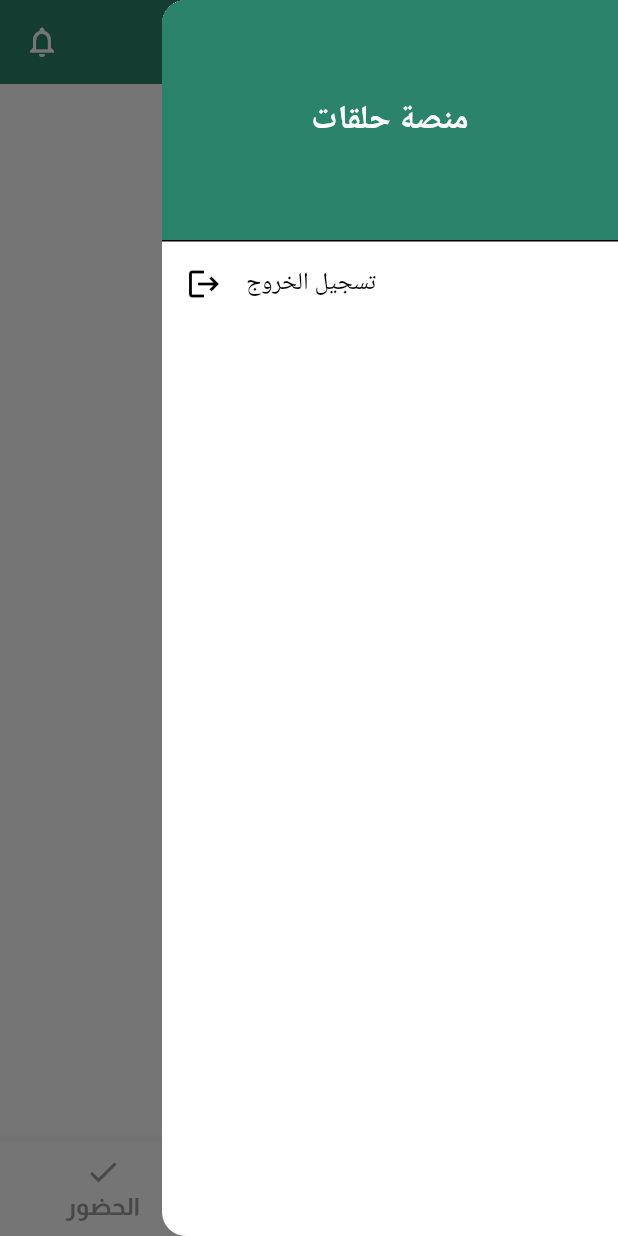
After one commit to Mosab-kazeha/Mosque, a Flutter app: the RoomScreen screen opened by its route, in the side drawer, after a tap on the "menu" icon, on a phone screen of 412 x 824 dp. The commit adds this screen. Run offline on Flutter 3.47's test engine with Material 3 defaults, Android fonts, the phone set to English and light mode, and no system bars; our stand-ins replace dartz, dio, flutter_bloc, get_it, go_router, shared_preferences; accounts and stored records are empty.

Commit message:
init the room feature

```diff
--- a/lib/core/router/router_config.dart
+++ b/lib/core/router/router_config.dart
@@ -2,6 +2,7 @@ import 'package:flutter_bloc/flutter_bloc.dart';
 import 'package:go_router/go_router.dart';
 import 'package:saas_mosque/core/router/routes_config.dart';
 import 'package:saas_mosque/features/auth/presentation/bloc/auth_bloc.dart';
+import 'package:saas_mosque/features/room/presentation/screens/room_screen.dart';
 import 'package:saas_mosque/features/splash/presentation/screen/splash_screen.dart';
 import 'package:saas_mosque/injection_container.dart';
 
--- a/lib/core/router/router_config.main.dart
+++ b/lib/core/router/router_config.main.dart
@@ -15,6 +15,10 @@ abstract final class AppRouter {
               child: const LoginScreen(),
             ),
       ),
+      GoRoute(
+        path: AppRoutes.kRoomScreen,
+        builder: (context, state) => const RoomScreen(),
+      ),
     ],
   );
 }
--- a/lib/core/router/routes_config.dart
+++ b/lib/core/router/routes_config.dart
@@ -1,4 +1,5 @@
 abstract final class AppRoutes {
-  static const String kSplashScreen= "/";
+  static const String kSplashScreen = "/";
   static const String kLoginScreen = "/login";
+  static const String kRoomScreen = "/room";
 }
--- a/lib/core/style/app_palette.dart
+++ b/lib/core/style/app_palette.dart
@@ -6,4 +6,6 @@ abstract final class AppPalette {
   static const Color black = Colors.black;
 
   static const Color white = Colors.white;
+
+  static const Color grey = Colors.grey;
 }
--- a/lib/core/style/font_style.dart
+++ b/lib/core/style/font_style.dart
@@ -1,26 +1,14 @@
-// import 'package:flutter/material.dart';
+enum FontTextSize { headingFontSize, bodyFontSize, smallFontSize }
 
-// import 'app_palette.dart';
+abstract final class AppFontStyle {
+  static const String fontFamily = 'Almarai';
 
-// abstract final class FontStyle {
-//   // أحجام
-//   static const double headingFontSize = 24;
-//   static const double bodyFontSize = 16;
-//   static const double smallFontSize = 12;
-
-//   static const String fontFamily = 'Almarai';
-
-//   // أنماط النصوص
-
-//   static const TextStyle bodyText = TextStyle(
-//     fontFamily: fontFamily,
-//     fontSize: 20,
-//     fontWeight: FontWeight.bold,
-//   );
-
-//   static const TextStyle smallText = TextStyle(
-//     fontFamily: fontFamily,
-//     fontSize: smallFontSize,
-//     color: AppPalette.textColor,
-//   );
-// }
+  static double selectTextSize(FontTextSize size) {
+    if (size == FontTextSize.headingFontSize) {
+      return 24;
+    } else if (size == FontTextSize.bodyFontSize) {
+      return 16;
+    }
+    return 12;
+  }
+}
--- a/lib/core/widget/custom_snack_bar.dart
+++ b/lib/core/widget/custom_snack_bar.dart
@@ -1,5 +1,6 @@
 import 'dart:ui';
 import 'package:flutter/material.dart';
+import 'package:saas_mosque/core/style/font_style.dart';
 import 'package:saas_mosque/core/utils/size_config.dart';
 import 'package:saas_mosque/core/widget/responsive_text.dart';
 
@@ -8,17 +9,18 @@ enum SnackBarType { error, success, other }
 class CustomSnackBar extends StatelessWidget {
   final String message;
   final TextStyle? messageStyle;
-  const CustomSnackBar({
-    super.key,
-    required this.message,
-    this.messageStyle,
-  });
+  const CustomSnackBar({super.key, required this.message, this.messageStyle});
 
   @override
   Widget build(BuildContext context) {
     return BackdropFilter(
       filter: ImageFilter.blur(sigmaX: 4, sigmaY: 4),
-      child: ResponsiveText(message,fontSize: FontTextSize.bodyFontSize,maxLines: 3,overflow: TextOverflow.ellipsis,),
+      child: ResponsiveText(
+        message,
+        fontSize: FontTextSize.bodyFontSize,
+        maxLines: 3,
+        overflow: TextOverflow.ellipsis,
+      ),
     );
   }
 
@@ -34,10 +36,7 @@ class CustomSnackBar extends StatelessWidget {
         SnackBar(
           backgroundColor: _backgroundColor(context, type).withAlpha(5),
           duration: _duration(type),
-          content: CustomSnackBar(
-            message: message,
-            messageStyle: messageStyle,
-          ),
+          content: CustomSnackBar(message: message, messageStyle: messageStyle),
           behavior: SnackBarBehavior.floating,
           dismissDirection: DismissDirection.horizontal,
           shape: OutlineInputBorder(
--- a/lib/core/widget/responsive_text.dart
+++ b/lib/core/widget/responsive_text.dart
@@ -1,8 +1,7 @@
 import 'package:flutter/material.dart';
+import 'package:saas_mosque/core/style/font_style.dart';
 
 import '../utils/size_config.dart';
-
-enum FontTextSize { headingFontSize, bodyFontSize, smallFontSize }
 
 class ResponsiveText extends StatelessWidget {
   final String text;
@@ -13,7 +12,7 @@ class ResponsiveText extends StatelessWidget {
   final int? maxLines;
   final TextOverflow? overflow;
   final Color? color;
-  final String fontFamily = 'Almarai';
+  // final String fontFamily = 'Almarai';
   const ResponsiveText(
     this.text, {
     super.key,
@@ -22,7 +21,8 @@ class ResponsiveText extends StatelessWidget {
     this.maxLines,
     this.overflow,
     this.fontWeight,
-    this.color, this.textDirection,
+    this.color,
+    this.textDirection,
   });
 
   @override
@@ -41,8 +41,8 @@ class ResponsiveText extends StatelessWidget {
       //           : null,
       // ),
       style: TextStyle(
-        fontFamily: fontFamily,
-        fontSize: getResponsiveFontSize(_selactTextSize(fontSize!)),
+        fontFamily: AppFontStyle.fontFamily,
+        fontSize: getResponsiveFontSize(AppFontStyle.selectTextSize(fontSize!)),
         fontWeight: fontWeight,
         color: color,
       ),
@@ -60,13 +60,4 @@ class ResponsiveText extends StatelessWidget {
   static double _getScaleFactor() {
     return SizeConfig.width / 400;
   }
-
-  double _selactTextSize(FontTextSize size) {
-    if (size == FontTextSize.headingFontSize) {
-      return 24;
-    } else if (size == FontTextSize.bodyFontSize) {
-      return 16;
-    }
-    return 12;
-  }
 }
--- a/lib/features/auth/presentation/screens/login_screen.dart
+++ b/lib/features/auth/presentation/screens/login_screen.dart
@@ -1,5 +1,7 @@
 import 'package:flutter/material.dart';
 import 'package:flutter_bloc/flutter_bloc.dart';
+import 'package:go_router/go_router.dart';
+import 'package:saas_mosque/core/router/routes_config.dart';
 import 'package:saas_mosque/core/widget/custom_snack_bar.dart';
 import 'package:saas_mosque/core/widget/custom_text_field.dart';
 import 'package:saas_mosque/features/auth/presentation/bloc/auth_bloc.dart';
@@ -25,6 +27,7 @@ class LoginScreen extends StatelessWidget {
             listener: (context, state) {
               if (state is AuthSuccess) {
                 CustomSnackBar.show(context, "تم تسجيل الدخول بنجاح");
+                context.pushReplacement(AppRoutes.kRoomScreen);
               } else if (state is AuthFailure) {
                 CustomSnackBar.show(
                   context,
--- a/lib/features/auth/presentation/widgets/auth_text_field.dart
+++ b/lib/features/auth/presentation/widgets/auth_text_field.dart
@@ -1,5 +1,6 @@
 import 'package:flutter/material.dart';
 import 'package:saas_mosque/core/style/app_palette.dart';
+import 'package:saas_mosque/core/style/font_style.dart';
 import 'package:saas_mosque/core/widget/custom_text_field.dart';
 import 'package:saas_mosque/core/widget/responsive_text.dart';
 import 'package:saas_mosque/core/widget/spaces.dart';
--- a/lib/features/auth/presentation/widgets/logo_hedar.dart
+++ b/lib/features/auth/presentation/widgets/logo_hedar.dart
@@ -1,5 +1,6 @@
 import 'package:flutter/material.dart';
 import 'package:saas_mosque/core/style/app_palette.dart';
+import 'package:saas_mosque/core/style/font_style.dart';
 import 'package:saas_mosque/core/widget/responsive_text.dart';
 
 class LogoHeader extends StatelessWidget {
--- /dev/null
+++ b/lib/features/room/features/attendance/presentation/screens/attendance_screen.dart
@@ -0,0 +1,10 @@
+import 'package:flutter/widgets.dart';
+
+class AttendanceScreen extends StatelessWidget {
+  const AttendanceScreen({super.key});
+
+  @override
+  Widget build(BuildContext context) {
+    return const Center(child: Text('attendance'));
+  }
+}
--- /dev/null
+++ b/lib/features/room/features/home/presentation/screens/home_screen.dart
@@ -0,0 +1,10 @@
+import 'package:flutter/widgets.dart';
+
+class HomeScreen extends StatelessWidget {
+  const HomeScreen({super.key});
+
+  @override
+  Widget build(BuildContext context) {
+    return const Center(child: Text('Home'));
+  }
+}
--- /dev/null
+++ b/lib/features/room/features/listening/presentation/screens/listening_screen.dart
@@ -0,0 +1,10 @@
+import 'package:flutter/widgets.dart';
+
+class ListeningScreen extends StatelessWidget {
+  const ListeningScreen({super.key});
+
+  @override
+  Widget build(BuildContext context) {
+    return const Center(child: Text('Listening'));
+  }
+}
--- /dev/null
+++ b/lib/features/room/presentation/screens/room_screen.dart
@@ -0,0 +1,38 @@
+import 'package:flutter/material.dart';
+import 'package:saas_mosque/features/room/features/attendance/presentation/screens/attendance_screen.dart';
+import 'package:saas_mosque/features/room/features/home/presentation/screens/home_screen.dart';
+import 'package:saas_mosque/features/room/features/listening/presentation/screens/listening_screen.dart';
+import 'package:saas_mosque/features/room/presentation/widgets/custom_app_bar.dart';
+import 'package:saas_mosque/features/room/presentation/widgets/custom_drawer.dart';
+import 'package:saas_mosque/features/room/presentation/widgets/custom_navigation_bar.dart';
+
+class RoomScreen extends StatefulWidget {
+  const RoomScreen({super.key});
+
+  @override
+  State<RoomScreen> createState() => _RoomScreenState();
+}
+
+class _RoomScreenState extends State<RoomScreen> {
+  int currentIndex = 1;
+
+  @override
+  Widget build(BuildContext context) {
+    return Scaffold(
+      appBar: const CustomAppBar(),
+      bottomNavigationBar: CustomNavigationBar(
+        currentIndex: currentIndex,
+        onTap: (index) {
+          setState(() {
+            currentIndex = index;
+          });
+        },
+      ),
+      endDrawer: const CustomDrawer(),
+      body: IndexedStack(
+        index: currentIndex,
+        children: const [AttendanceScreen(), HomeScreen(), ListeningScreen()],
+      ),
+    );
+  }
+}
--- /dev/null
+++ b/lib/features/room/presentation/widgets/custom_app_bar.dart
@@ -0,0 +1,40 @@
+import 'package:flutter/material.dart';
+import 'package:saas_mosque/core/style/app_palette.dart';
+import 'package:saas_mosque/core/style/font_style.dart';
+import 'package:saas_mosque/core/widget/responsive_text.dart';
+
+class CustomAppBar extends StatelessWidget implements PreferredSizeWidget {
+  // final VoidCallback? onMenuPressed;
+  const CustomAppBar({super.key});
+
+  @override
+  Widget build(BuildContext context) {
+    return AppBar(
+      backgroundColor: AppPalette.backgroundColor,
+      elevation: 0,
+      centerTitle: true,
+      title: const ResponsiveText(
+        'منصة حلقات',
+        fontSize: FontTextSize.headingFontSize,
+        color: AppPalette.white,
+        fontWeight: FontWeight.bold,
+      ),
+      actions: [
+        Padding(
+          padding: const EdgeInsets.symmetric(horizontal: 16.0),
+          child: IconButton(
+            icon: const Icon(Icons.menu, color: Colors.white),
+            onPressed: () => Scaffold.of(context).openDrawer(),
+          ),
+        ),
+      ],
+      leading: const Padding(
+        padding: EdgeInsets.symmetric(horizontal: 16.0),
+        child: Icon(Icons.notifications_none, color: Colors.white),
+      ),
+    );
+  }
+
+  @override
+  Size get preferredSize => const Size.fromHeight(kToolbarHeight);
+}
--- /dev/null
+++ b/lib/features/room/presentation/widgets/custom_drawer.dart
@@ -0,0 +1,44 @@
+import 'package:flutter/material.dart';
+
+class CustomDrawer extends StatelessWidget {
+  const CustomDrawer({super.key});
+
+  @override
+  Widget build(BuildContext context) {
+    return Drawer(
+      child: ListView(
+        children: [
+          const DrawerHeader(
+            decoration: BoxDecoration(color: Color(0xFF2b836b)),
+            margin: EdgeInsets.zero,
+            padding: EdgeInsets.symmetric(vertical: 16), // reduce height
+            child: Center(
+              child: Text(
+                'منصة حلقات',
+                style: TextStyle(
+                  color: Colors.white,
+                  fontSize: 22,
+                  fontWeight: FontWeight.bold,
+                ),
+              ),
+            ),
+          ),
+          ListTile(
+            leading: const Icon(Icons.logout),
+            title: const Text('تسجيل الخروج'),
+            onTap: () async {
+              // final prefs = serviceLocater.get<SharedPreferences>();
+              // await prefs.remove('campaign_id');
+              // await prefs.remove('group_id');
+              // await prefs.remove('token');
+              // if (Navigator.canPop(context)) {
+              //   Navigator.pop(context); // Close drawer
+              // }
+              // Navigator.pushReplacementNamed(context, '/login');
+            },
+          ),
+        ],
+      ),
+    );
+  }
+}
--- /dev/null
+++ b/lib/features/room/presentation/widgets/custom_navigation_bar.dart
@@ -0,0 +1,38 @@
+import 'package:flutter/material.dart';
+import 'package:saas_mosque/core/style/app_palette.dart';
+import 'package:saas_mosque/core/style/font_style.dart';
+
+class CustomNavigationBar extends StatelessWidget {
+  final int currentIndex;
+  final void Function(int)? onTap;
+  const CustomNavigationBar({
+    super.key,
+    this.onTap,
+    required this.currentIndex,
+  });
+
+  @override
+  Widget build(BuildContext context) {
+    return BottomNavigationBar(
+      currentIndex: currentIndex,
+      selectedItemColor: AppPalette.backgroundColor,
+      unselectedItemColor: AppPalette.grey,
+      selectedLabelStyle: TextStyle(
+        fontSize: AppFontStyle.selectTextSize(FontTextSize.bodyFontSize),
+        fontFamily: AppFontStyle.fontFamily,
+        fontWeight: FontWeight.bold,
+      ),
+      unselectedLabelStyle: TextStyle(
+        fontSize: AppFontStyle.selectTextSize(FontTextSize.bodyFontSize),
+        fontFamily: AppFontStyle.fontFamily,
+        fontWeight: FontWeight.bold,
+      ),
+      onTap: onTap,
+      items: const [
+        BottomNavigationBarItem(icon: Icon(Icons.check), label: 'الحضور'),
+        BottomNavigationBarItem(icon: Icon(Icons.home), label: 'الرئيسية'),
+        BottomNavigationBarItem(icon: Icon(Icons.book), label: 'التسميع'),
+      ],
+    );
+  }
+}
```
